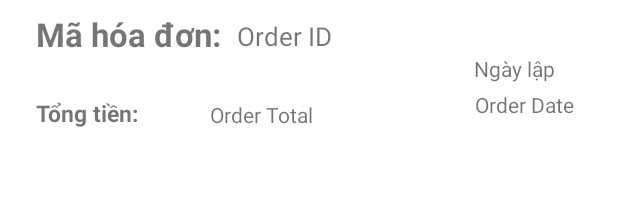
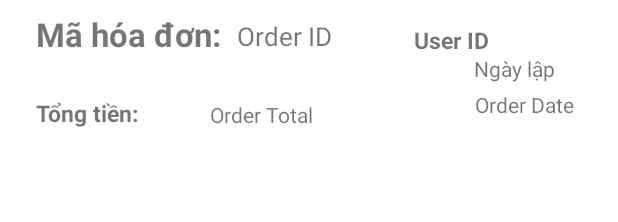
Before and after one commit to TrungK2Tan/QLyCH, an Android app: the layout item_order.xml on its own in the app's theme, with its tools: preview values and no code run, on a phone screen of 412 x 824 dp. Shown: the top 222 px of the screen. Run offline under Robolectric (Android 15) with nearby library versions, the phone set to English and light mode, and no system bars.

Commit message:
update fix new admin order

```diff
--- a/app/src/main/java/com/example/quanlych/adapter/OrderAdapter.kt
+++ b/app/src/main/java/com/example/quanlych/adapter/OrderAdapter.kt
@@ -15,7 +15,7 @@ class OrderAdapter(private var orders: List<Order>) : RecyclerView.Adapter<Order
             binding.txtOrderId.text = order.id.toString()
             binding.txtOrderDate.text = order.date
             binding.txtOrderTotal.text = NumberFormat.getInstance().format(order.total) + " đ"
-
+            binding.txtUserId.text = "Ma Tai Khoan: " + order.userId.toString() // Hiển thị userId
             // Set up the RecyclerView for order details
             binding.recyclerViewOrderDetails.layoutManager = LinearLayoutManager(binding.root.context)
             binding.recyclerViewOrderDetails.adapter = OrderDetailAdapter(order.orderDetails)
--- a/app/src/main/java/com/example/quanlych/data/DatabaseHelper.kt
+++ b/app/src/main/java/com/example/quanlych/data/DatabaseHelper.kt
@@ -298,7 +298,6 @@ class DatabaseHelper(context: Context) : SQLiteOpenHelper(context, DATABASE_NAME
 
         return orders
     }
-
     fun getProductsByCategory(categoryId: Int): List<Product> {
         val productList = mutableListOf<Product>()
         val db = this.readableDatabase
@@ -695,7 +694,6 @@ class DatabaseHelper(context: Context) : SQLiteOpenHelper(context, DATABASE_NAME
 
         return orders
     }
-
     fun getOrderDetailsByOrderId(orderId: Int): List<OrderDetail> {
         val orderDetails = mutableListOf<OrderDetail>()
         val db = readableDatabase
@@ -729,7 +727,6 @@ class DatabaseHelper(context: Context) : SQLiteOpenHelper(context, DATABASE_NAME
         cursor.close()
         return orderDetails
     }
-
     // Add this method in DatabaseHelper
     fun getOrdersByUserIdWithDetails(userId: Int): List<Order> {
         val db = readableDatabase
@@ -824,7 +821,6 @@ class DatabaseHelper(context: Context) : SQLiteOpenHelper(context, DATABASE_NAME
         statement.executeUpdateDelete()
         db.close()
     }
-
     fun updateOrder(order: Order): Boolean {
         val db = writableDatabase
         val contentValues = ContentValues().apply {
@@ -839,7 +835,6 @@ class DatabaseHelper(context: Context) : SQLiteOpenHelper(context, DATABASE_NAME
         val result = db.update(TABLE_HOADON, contentValues, "MaHoaDon = ?", arrayOf(order.id.toString()))
         return result > 0
     }
-
     // Thêm vào class DatabaseHelper
     fun getAllOrders(): List<Order> {
         val orders = mutableListOf<Order>()
@@ -1114,7 +1109,6 @@ class DatabaseHelper(context: Context) : SQLiteOpenHelper(context, DATABASE_NAME
         db.close()
         return total.toDouble()
     }
-
     fun searchCategories(query: String): List<Category> {
         val categories = mutableListOf<Category>()
         val db = readableDatabase
--- a/app/src/main/java/com/example/quanlych/data/OrderRepository.kt
+++ b/app/src/main/java/com/example/quanlych/data/OrderRepository.kt
@@ -9,6 +9,8 @@ class OrderRepository(private val context: Context) {
     fun getAllOrders(): List<Order> {
         return dbHelper.getAllOrders()
     }
+    // Thêm phương thức để lấy tên tài khoản từ MaTaiKhoan
+
     fun searchOrders(query: String): List<Order> {
         return dbHelper.searchOrders(query)  // Ensure this returns a List<Order>
     }
--- a/app/src/main/res/layout/item_order.xml
+++ b/app/src/main/res/layout/item_order.xml
@@ -99,6 +99,18 @@
                 app:layout_constraintStart_toStartOf="parent"
                 app:layout_constraintTop_toBottomOf="@+id/textView4" />
 
+            <TextView
+                android:id="@+id/txtUserId"
+                android:layout_width="wrap_content"
+                android:layout_height="wrap_content"
+                android:layout_marginStart="268dp"
+                android:text="User ID"
+                android:textSize="15sp"
+                android:textStyle="bold"
+                app:layout_constraintBottom_toBottomOf="parent"
+                app:layout_constraintStart_toStartOf="parent"
+                app:layout_constraintTop_toTopOf="parent"
+                app:layout_constraintVertical_bias="0.137" />
         </androidx.constraintlayout.widget.ConstraintLayout>
     </androidx.constraintlayout.widget.ConstraintLayout>
 
```
